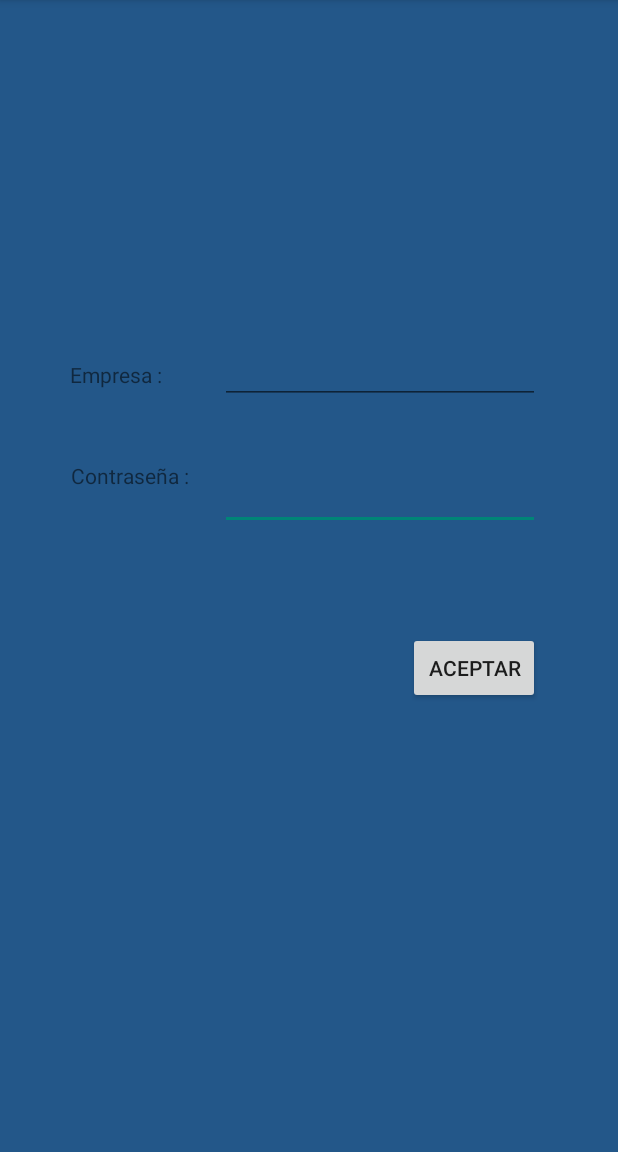
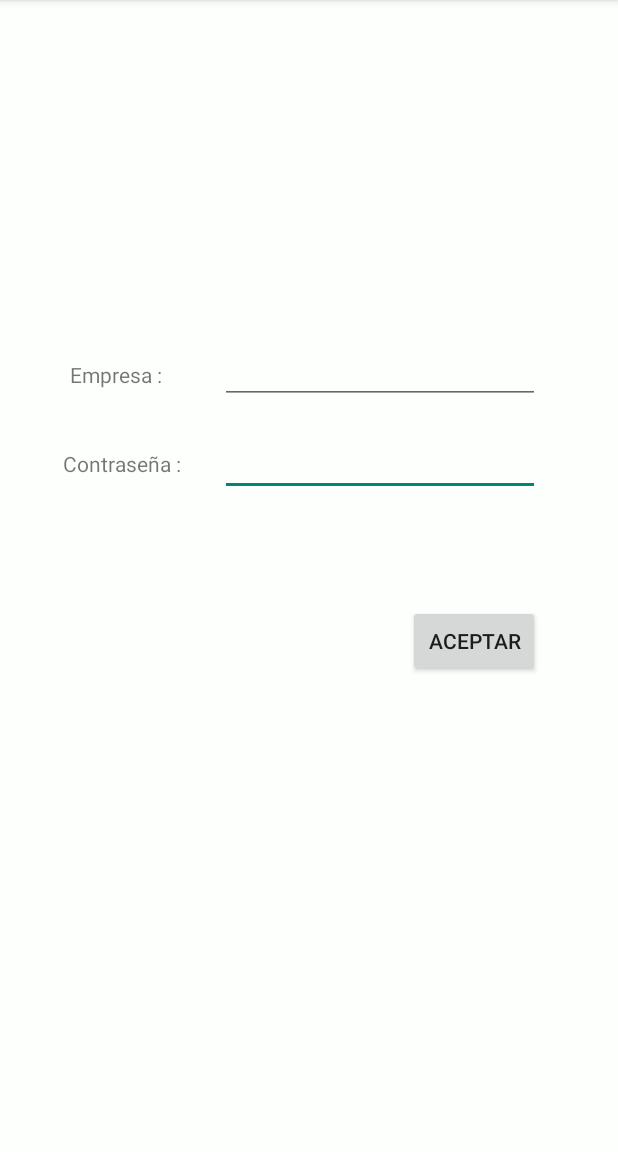
Before and after one commit to ecalventesilva/ToCheck, an Android app: the InicioAdmin screen opened directly, with no data from a screen before it, on a phone screen of 412 x 824 dp, the part 84-1236 px from its top. Run offline under Robolectric (Android 15) with nearby library versions, the phone set to English and light mode, and no system bars.

Commit message:
Revert "Arreglo de nombres de id"
This reverts commit 1ba85da92330bc9d03f1533561aaa5c399b15d5a.

```diff
--- a/app/src/main/java/com/example/tocheck/PantallaQR.java
+++ b/app/src/main/java/com/example/tocheck/PantallaQR.java
@@ -71,7 +71,7 @@ public class PantallaQR extends AppCompatActivity {
     }
 
     private void iniciarComponentes() {
-        editText=(EditText) findViewById(R.id.editTextPalabra);
+        editText=(EditText) findViewById(R.id.editText3);
         buttonGenerarQR=(Button) findViewById(R.id.buttonGenerarQR);
         imagenQR=(ImageView) findViewById(R.id.imagenQR);
 
--- a/app/src/main/res/layout/activity_inicio_admin.xml
+++ b/app/src/main/res/layout/activity_inicio_admin.xml
@@ -4,35 +4,33 @@
     xmlns:tools="http://schemas.android.com/tools"
     android:layout_width="match_parent"
     android:layout_height="match_parent"
-    android:background="@color/colorPrimary"
+    android:background="@color/colorBlanco"
     tools:context=".InicioAdmin">
 
     <EditText
-        android:id="@+id/editTextContraseña"
+        android:id="@+id/editText6"
         android:layout_width="wrap_content"
         android:layout_height="wrap_content"
         android:layout_marginTop="16dp"
         android:layout_marginEnd="52dp"
-        android:layout_marginBottom="392dp"
         android:ems="10"
         android:inputType="textPassword"
-        app:layout_constraintBottom_toBottomOf="parent"
         app:layout_constraintEnd_toEndOf="parent"
-        app:layout_constraintTop_toBottomOf="@+id/editTextEmpresa" />
+        app:layout_constraintTop_toBottomOf="@+id/editText5" />
 
     <TextView
-        android:id="@+id/textViewEmpresa"
+        android:id="@+id/textView7"
         android:layout_width="wrap_content"
         android:layout_height="wrap_content"
         android:layout_marginTop="240dp"
         android:text="Empresa :"
-        app:layout_constraintEnd_toStartOf="@+id/editTextEmpresa"
+        app:layout_constraintEnd_toStartOf="@+id/editText5"
         app:layout_constraintHorizontal_bias="0.547"
         app:layout_constraintStart_toStartOf="parent"
         app:layout_constraintTop_toTopOf="parent" />
 
     <Button
-        android:id="@+id/buttonAceptar"
+        android:id="@+id/button3"
         android:layout_width="wrap_content"
         android:layout_height="wrap_content"
         android:onClick="PantallaInicioAdmin"
@@ -41,11 +39,11 @@
         app:layout_constraintEnd_toEndOf="parent"
         app:layout_constraintHorizontal_bias="0.839"
         app:layout_constraintStart_toStartOf="parent"
-        app:layout_constraintTop_toBottomOf="@+id/editTextContraseña"
+        app:layout_constraintTop_toBottomOf="@+id/editText6"
         app:layout_constraintVertical_bias="0.186" />
 
     <EditText
-        android:id="@+id/editTextEmpresa"
+        android:id="@+id/editText5"
         android:layout_width="wrap_content"
         android:layout_height="wrap_content"
         android:layout_marginTop="224dp"
@@ -56,14 +54,14 @@
         app:layout_constraintTop_toTopOf="parent" />
 
     <TextView
-        android:id="@+id/textViewContraseña"
+        android:id="@+id/textView8"
         android:layout_width="wrap_content"
         android:layout_height="wrap_content"
-        android:layout_marginTop="48dp"
+        android:layout_marginTop="40dp"
         android:text="Contraseña : "
-        app:layout_constraintEnd_toStartOf="@+id/editTextContraseña"
-        app:layout_constraintHorizontal_bias="0.73"
+        app:layout_constraintEnd_toStartOf="@+id/editText6"
+        app:layout_constraintHorizontal_bias="0.65"
         app:layout_constraintStart_toStartOf="parent"
-        app:layout_constraintTop_toBottomOf="@+id/textViewEmpresa" />
+        app:layout_constraintTop_toBottomOf="@+id/textView7" />
 
 </androidx.constraintlayout.widget.ConstraintLayout>
--- a/app/src/main/res/layout/activity_pantalla_qr.xml
+++ b/app/src/main/res/layout/activity_pantalla_qr.xml
@@ -28,7 +28,7 @@
         app:layout_constraintTop_toBottomOf="@+id/buttonGenerarQR" />
 
     <EditText
-        android:id="@+id/editTextPalabra"
+        android:id="@+id/editText3"
         android:layout_width="0dp"
         android:layout_height="wrap_content"
         android:ems="10"
--- a/app/src/main/res/layout/activity_registro_usuario.xml
+++ b/app/src/main/res/layout/activity_registro_usuario.xml
@@ -28,7 +28,7 @@
         android:layout_marginTop="28dp"
         android:text="DNI"
         app:layout_constraintStart_toStartOf="parent"
-        app:layout_constraintTop_toBottomOf="@+id/textViewEmail" />
+        app:layout_constraintTop_toBottomOf="@+id/textView9" />
 
     <TextView
         android:id="@+id/textViewContraseña"
@@ -41,7 +41,7 @@
         app:layout_constraintTop_toBottomOf="@+id/textViewNombre" />
 
     <TextView
-        android:id="@+id/textViewEmail"
+        android:id="@+id/textView9"
         android:layout_width="126dp"
         android:layout_height="25dp"
         android:layout_marginStart="40dp"
@@ -115,7 +115,7 @@
         android:inputType="textEmailAddress"
         app:layout_constraintEnd_toEndOf="parent"
         app:layout_constraintHorizontal_bias="0.562"
-        app:layout_constraintStart_toEndOf="@+id/textViewEmail"
+        app:layout_constraintStart_toEndOf="@+id/textView9"
         app:layout_constraintTop_toBottomOf="@+id/editTextRPassword" />
 
     <Button
```
Also changed, not shown: app/src/main/res/layout/activity_inicio_usuario.xml (+13 -13 lines), app/src/main/res/layout/activity_main.xml (+5 -5 lines).
